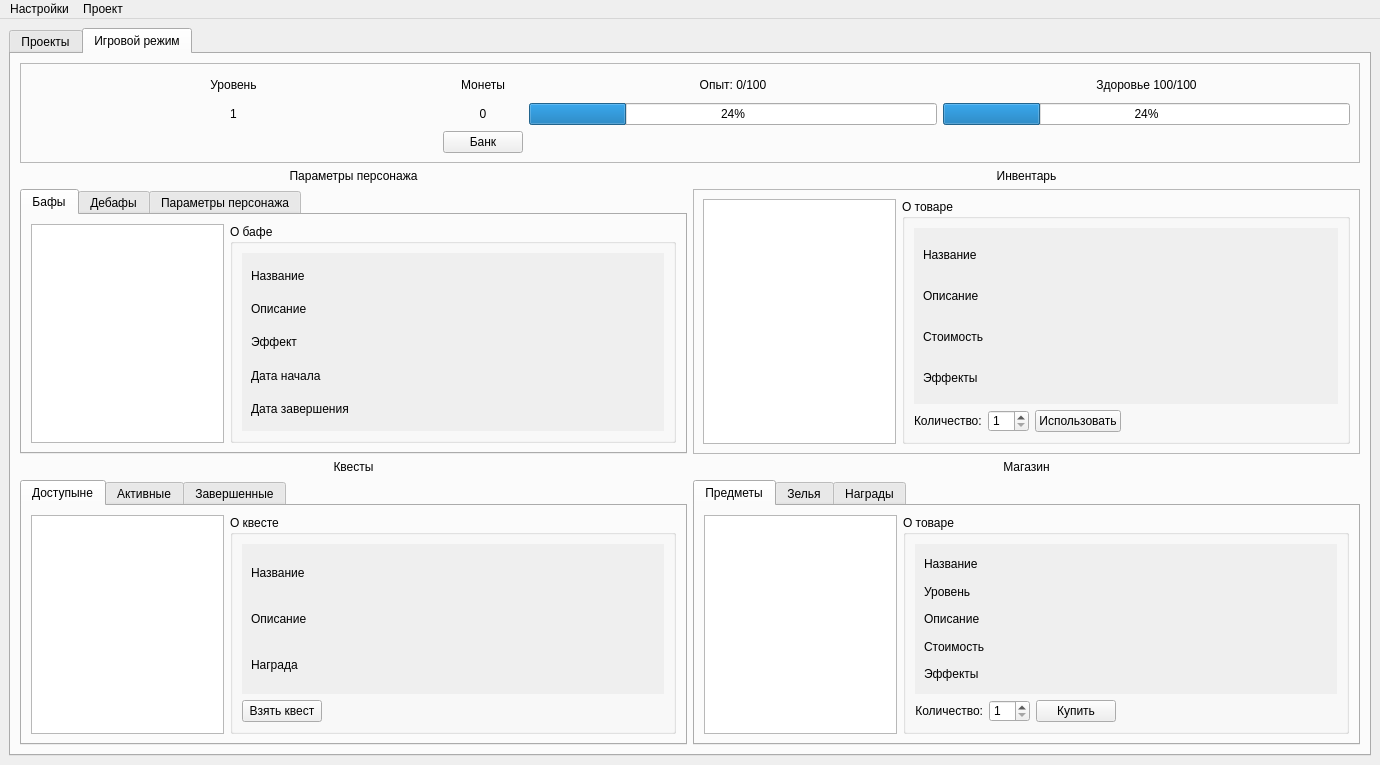
The window that UI template/main_window.ui (nevskyforever/nfprogress) describes before a commit, drawn with Qt 5.
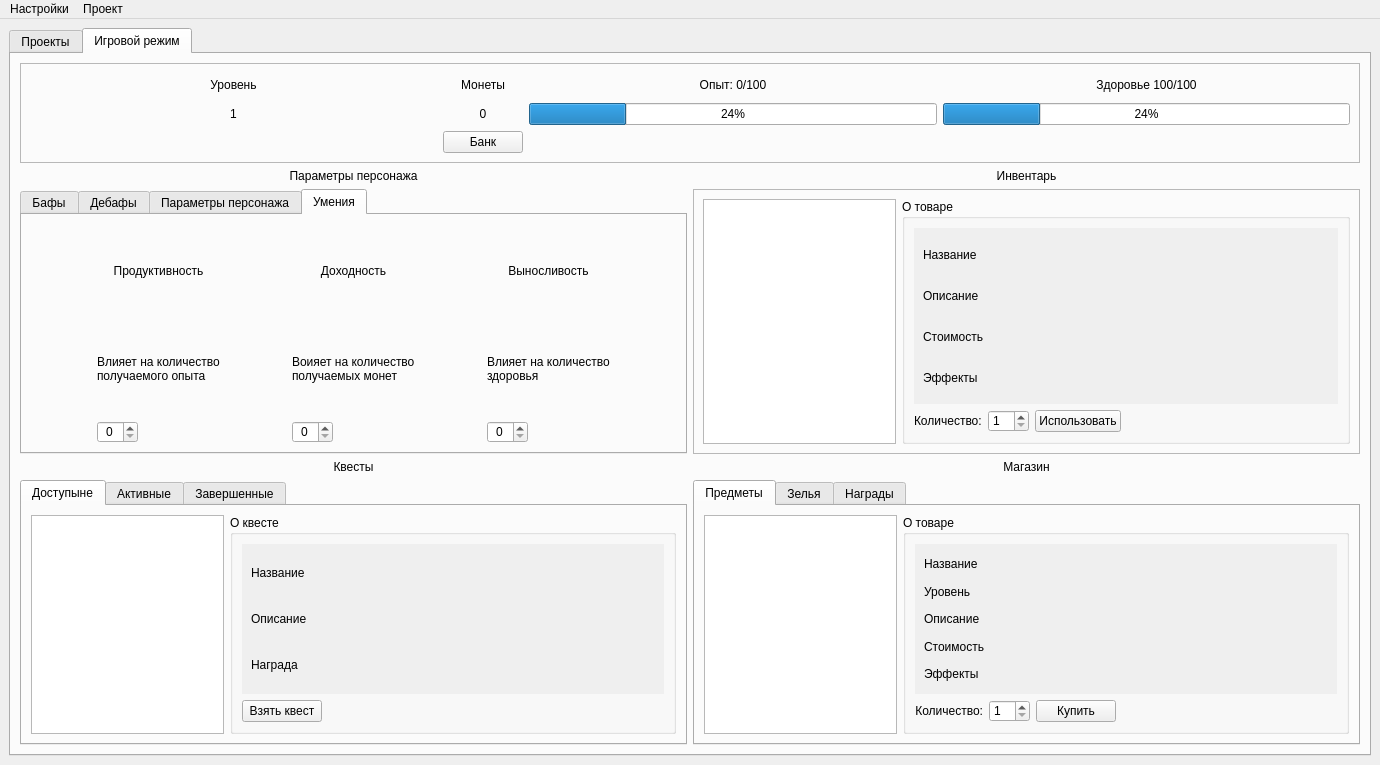
The same window after the commit. The open tabs and pages were chosen to show the change.

Commit message: В макет добавлены Умения

```diff
--- a/UI template/main_window.ui
+++ b/UI template/main_window.ui
@@ -2049,7 +2049,7 @@
            </font>
           </property>
           <property name="currentIndex">
-           <number>0</number>
+           <number>3</number>
           </property>
           <widget class="QWidget" name="bufs_tab">
            <attribute name="title">
@@ -2354,6 +2354,120 @@
             </item>
            </layout>
           </widget>
+          <widget class="QWidget" name="skills_tab">
+           <attribute name="title">
+            <string>Умения</string>
+           </attribute>
+           <layout class="QGridLayout" name="gridLayout_7">
+            <item row="2" column="0">
+             <widget class="QSpinBox" name="productivity_skill_points">
+              <property name="sizePolicy">
+               <sizepolicy hsizetype="Fixed" vsizetype="Fixed">
+                <horstretch>0</horstretch>
+                <verstretch>0</verstretch>
+               </sizepolicy>
+              </property>
+              <property name="alignment">
+               <set>Qt::AlignmentFlag::AlignCenter</set>
+              </property>
+             </widget>
+            </item>
+            <item row="0" column="1">
+             <widget class="QLabel" name="label_7">
+              <property name="text">
+               <string>Доходность</string>
+              </property>
+              <property name="alignment">
+               <set>Qt::AlignmentFlag::AlignCenter</set>
+              </property>
+             </widget>
+            </item>
+            <item row="2" column="1">
+             <widget class="QSpinBox" name="skill_points_profitability">
+              <property name="sizePolicy">
+               <sizepolicy hsizetype="Fixed" vsizetype="Fixed">
+                <horstretch>0</horstretch>
+                <verstretch>0</verstretch>
+               </sizepolicy>
+              </property>
+              <property name="font">
+               <font>
+                <hintingpreference>PreferDefaultHinting</hintingpreference>
+               </font>
+              </property>
+              <property name="layoutDirection">
+               <enum>Qt::LayoutDirection::LeftToRight</enum>
+              </property>
+              <property name="alignment">
+               <set>Qt::AlignmentFlag::AlignCenter</set>
+              </property>
+             </widget>
+            </item>
+            <item row="0" column="2">
+             <widget class="QLabel" name="label_8">
+              <property name="text">
+               <string>Выносливость</string>
+              </property>
+              <property name="alignment">
+               <set>Qt::AlignmentFlag::AlignCenter</set>
+              </property>
+             </widget>
+            </item>
+            <item row="2" column="2">
+             <widget class="QSpinBox" name="endurance_skill_points">
+              <property name="sizePolicy">
+               <sizepolicy hsizetype="Maximum" vsizetype="Fixed">
+                <horstretch>0</horstretch>
+                <verstretch>0</verstretch>
+               </sizepolicy>
+              </property>
+              <property name="alignment">
+               <set>Qt::AlignmentFlag::AlignCenter</set>
+              </property>
+             </widget>
+            </item>
+            <item row="0" column="0">
+             <widget class="QLabel" name="label_6">
+              <property name="text">
+               <string>Продуктивность</string>
+              </property>
+              <property name="alignment">
+               <set>Qt::AlignmentFlag::AlignCenter</set>
+              </property>
+             </widget>
+            </item>
+            <item row="1" column="0">
+             <widget class="QLabel" name="skill_description_productivity">
+              <property name="text">
+               <string>Влияет на количество получаемого опыта</string>
+              </property>
+              <property name="wordWrap">
+               <bool>true</bool>
+              </property>
+             </widget>
+            </item>
+            <item row="1" column="1">
+             <widget class="QLabel" name="skill_description_profitability">
+              <property name="text">
+               <string>Воияет на количество получаемых монет</string>
+              </property>
+              <property name="wordWrap">
+               <bool>true</bool>
+              </property>
+             </widget>
+            </item>
+            <item row="1" column="2">
+             <widget class="QLabel" name="endurance_skill_description">
+              <property name="text">
+               <string>Влияет на количество здоровья</string>
+              </property>
+              <property name="wordWrap">
+               <bool>true</bool>
+              </property>
+             </widget>
+            </item>
+           </layout>
+          </widget>
          </widget>
         </item>
        </layout>
```
Left out of the diff: 12 changed lines with no effect on the pictures.
